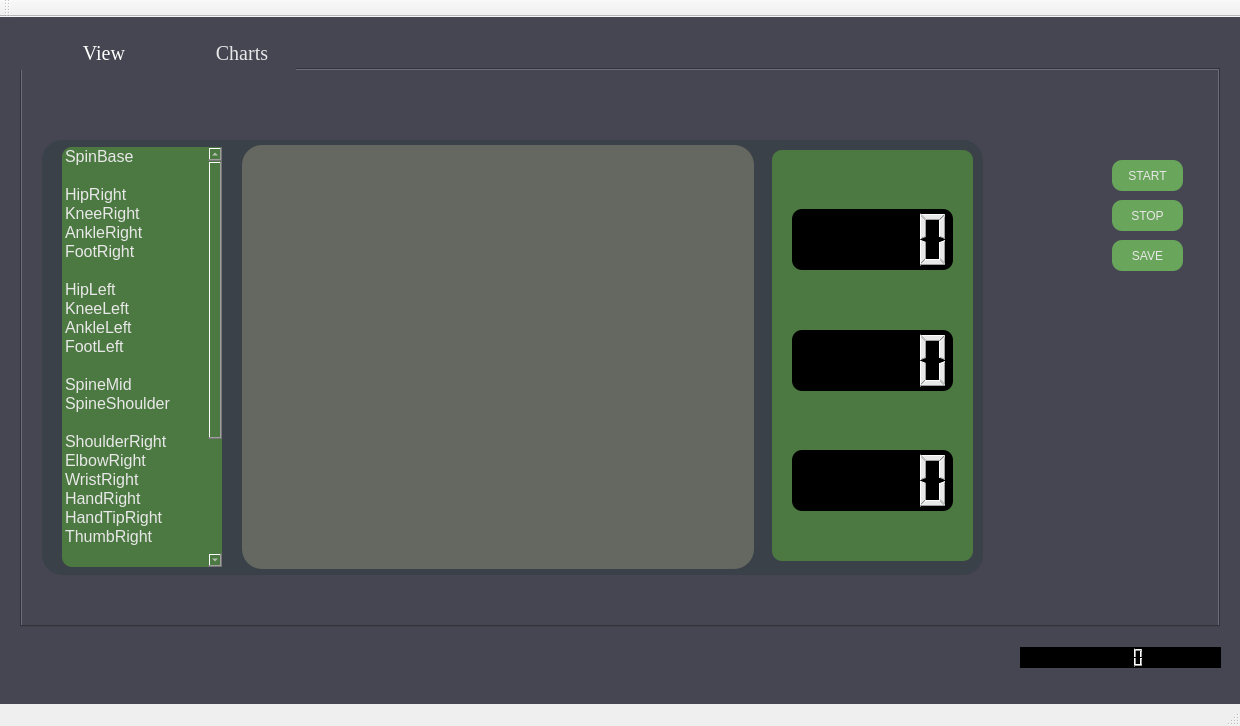
Before: the Qt Designer form nWindows/mainwindow.ui in zhaomengxiao/nWindows, drawn with Qt 5.
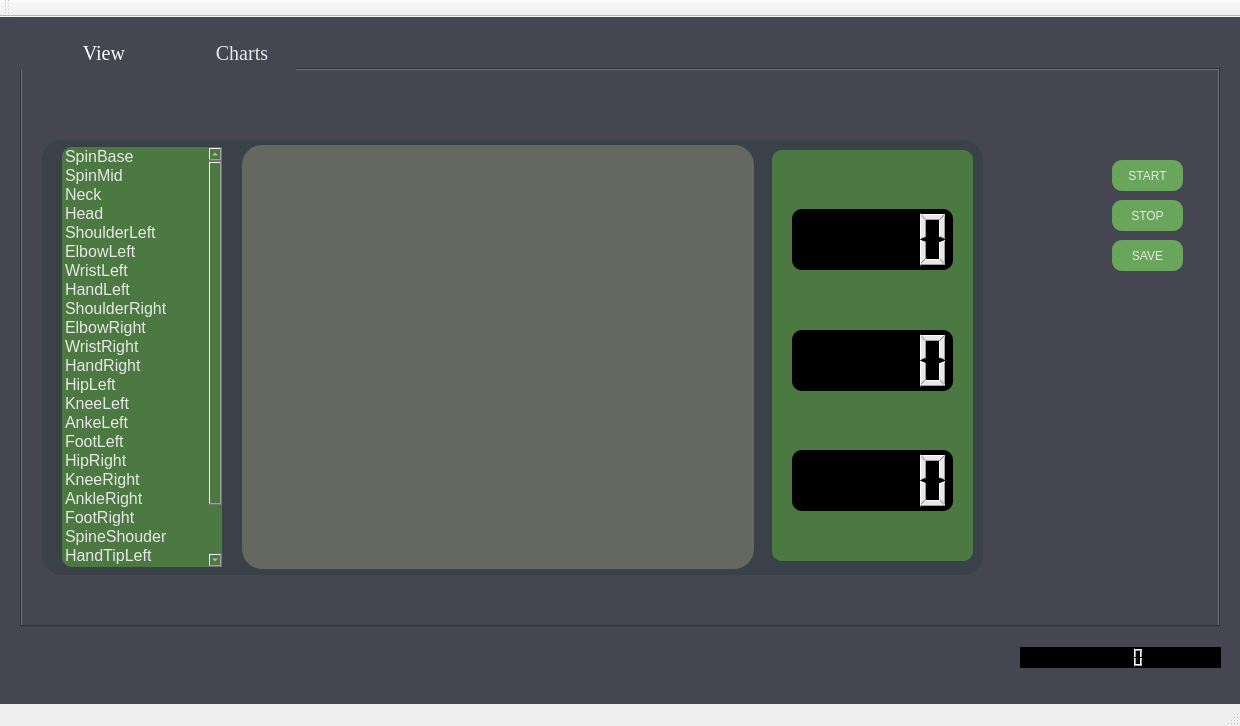
After: the same form once the commit is applied. The open tabs and pages were chosen to show the change.

Diff of the .ui file:
```diff
--- a/nWindows/mainwindow.ui
+++ b/nWindows/mainwindow.ui
@@ -162,72 +162,37 @@
        </item>
        <item>
         <property name="text">
-         <string/>
+         <string>SpinMid</string>
         </property>
        </item>
        <item>
         <property name="text">
-         <string>HipRight</string>
+         <string>Neck</string>
         </property>
        </item>
        <item>
         <property name="text">
-         <string>KneeRight</string>
+         <string>Head</string>
         </property>
        </item>
        <item>
         <property name="text">
-         <string>AnkleRight</string>
+         <string>ShoulderLeft</string>
         </property>
        </item>
        <item>
         <property name="text">
-         <string>FootRight</string>
+         <string>ElbowLeft</string>
         </property>
        </item>
        <item>
         <property name="text">
-         <string/>
+         <string>WristLeft</string>
         </property>
        </item>
        <item>
         <property name="text">
-         <string>HipLeft</string>
-        </property>
-       </item>
-       <item>
-        <property name="text">
-         <string>KneeLeft</string>
-        </property>
-       </item>
-       <item>
-        <property name="text">
-         <string>AnkleLeft</string>
-        </property>
-       </item>
-       <item>
-        <property name="text">
-         <string>FootLeft</string>
-        </property>
-       </item>
-       <item>
-        <property name="text">
-         <string/>
-        </property>
-       </item>
-       <item>
-        <property name="text">
-         <string>SpineMid</string>
-        </property>
-       </item>
-       <item>
-        <property name="text">
-         <string>SpineShoulder</string>
-        </property>
-       </item>
-       <item>
-        <property name="text">
-         <string/>
+         <string>HandLeft</string>
         </property>
        </item>
        <item>
@@ -252,37 +217,47 @@
        </item>
        <item>
         <property name="text">
-         <string>HandTipRight</string>
+         <string>HipLeft</string>
         </property>
        </item>
        <item>
         <property name="text">
-         <string>ThumbRight</string>
+         <string>KneeLeft</string>
         </property>
        </item>
        <item>
         <property name="text">
-         <string/>
+         <string>AnkeLeft</string>
         </property>
        </item>
        <item>
         <property name="text">
-         <string>ShoulderLeft</string>
+         <string>FootLeft</string>
         </property>
        </item>
        <item>
         <property name="text">
-         <string>ElbowLeft</string>
+         <string>HipRight</string>
         </property>
        </item>
        <item>
         <property name="text">
-         <string>WristLetf</string>
+         <string>KneeRight</string>
         </property>
        </item>
        <item>
         <property name="text">
-         <string>HandLeft</string>
+         <string>AnkleRight</string>
+        </property>
+       </item>
+       <item>
+        <property name="text">
+         <string>FootRight</string>
+        </property>
+       </item>
+       <item>
+        <property name="text">
+         <string>SpineShouder</string>
         </property>
        </item>
        <item>
@@ -297,17 +272,12 @@
        </item>
        <item>
         <property name="text">
-         <string/>
+         <string>HandTipRight</string>
         </property>
        </item>
        <item>
         <property name="text">
-         <string>Neck</string>
-        </property>
-       </item>
-       <item>
-        <property name="text">
-         <string>Head</string>
+         <string>ThumbRight</string>
         </property>
        </item>
       </widget>
```
Left out of the diff: 23 changed lines with no effect on the pictures.
